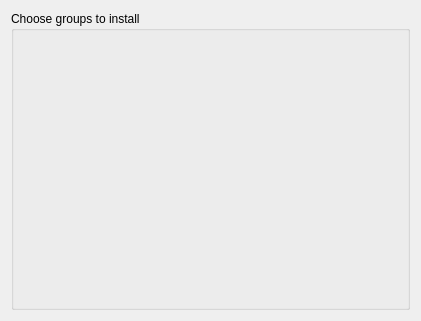
sonald/isoft-os-installer, file cetcosinstaller/src/wizardpage_choosegroup.ui: the form before one commit.
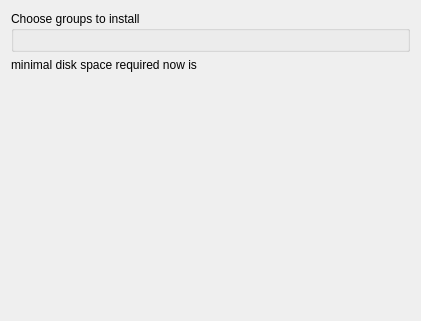
The form after the commit.

Commit message: give suggestion of required root size for groups selected.

Diff of the .ui file:
```diff
--- a/cetcosinstaller/src/wizardpage_choosegroup.ui
+++ b/cetcosinstaller/src/wizardpage_choosegroup.ui
@@ -22,6 +22,26 @@
      <layout class="QVBoxLayout" name="verticalLayout_2"/>
     </widget>
    </item>
+   <item>
+    <widget class="QLabel" name="capacityLabel">
+     <property name="text">
+      <string>minimal disk space required now is</string>
+     </property>
+    </widget>
+   </item>
+   <item>
+    <spacer name="verticalSpacer">
+     <property name="orientation">
+      <enum>Qt::Vertical</enum>
+     </property>
+     <property name="sizeHint" stdset="0">
+      <size>
+       <width>20</width>
+       <height>40</height>
+      </size>
+     </property>
+    </spacer>
+   </item>
   </layout>
  </widget>
  <resources/>
```
The commit also changes 13 other files.
